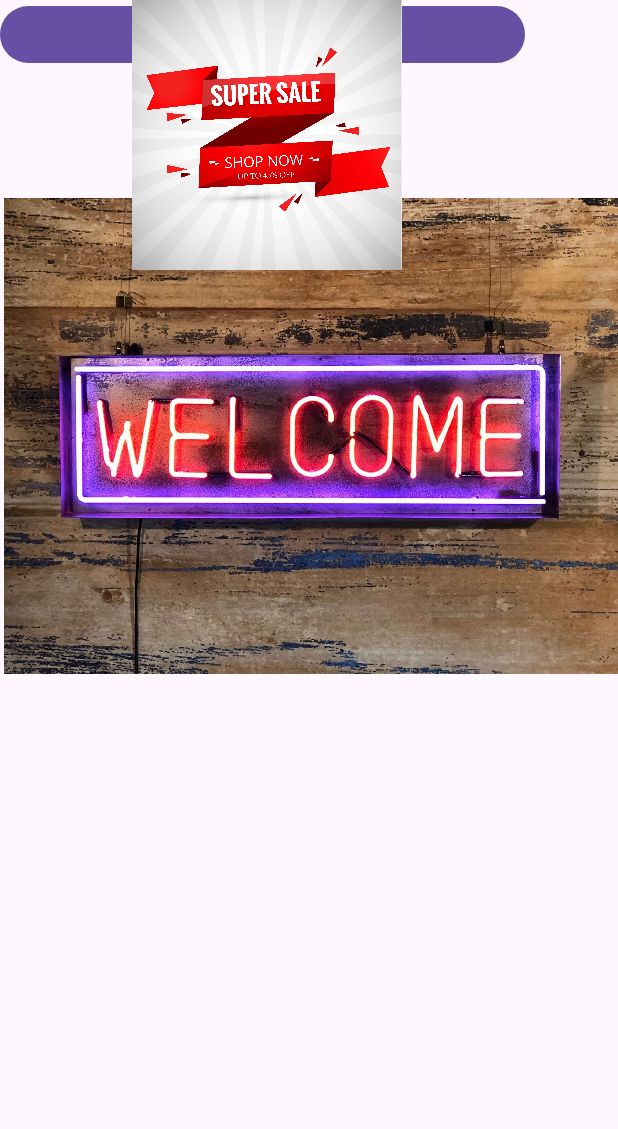
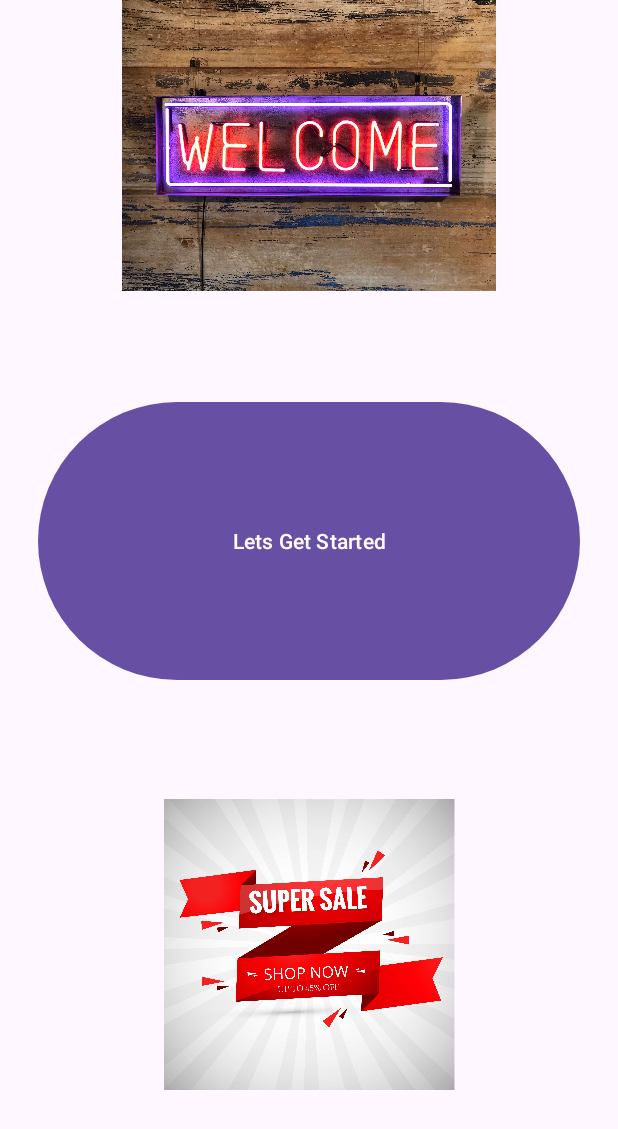
Before and after one commit to noorbisharat5/noorproject, an Android app: the layout home.xml on its own in the app's theme, with its tools: preview values and no code run, on a phone screen of 412 x 824 dp. Shown: the top 1129 px of the screen. Run offline under Robolectric (Android 15) with nearby library versions, the phone set to English and light mode, and no system bars.

Commit message:
on click listner add to home btn lets be started

```diff
--- a/app/src/main/java/com/example/myapplication/MainActivity.java
+++ b/app/src/main/java/com/example/myapplication/MainActivity.java
@@ -18,7 +18,7 @@ public class MainActivity extends AppCompatActivity {
 
     private void gotoLoginFragment(){
         FragmentTransaction ft = getSupportFragmentManager().beginTransaction();
-        ft.replace(R.id.frameLayoutMain, new LoginFragment());
+        ft.replace(R.id.frameLayoutMain, new HomeFragmentt());
         ft.commit();
     }
 
--- a/app/src/main/res/layout/home.xml
+++ b/app/src/main/res/layout/home.xml
@@ -7,25 +7,38 @@
 
     <ImageView
         android:id="@+id/imageView2"
-        android:layout_width="409dp"
-        android:layout_height="581dp"
+        android:layout_width="0dp"
+        android:layout_height="0dp"
+        android:layout_marginBottom="70dp"
+        app:layout_constraintBottom_toTopOf="@+id/btnLogInHomeFragment"
         app:layout_constraintEnd_toEndOf="parent"
-        app:srcCompat="@drawable/welcome"
-        tools:layout_editor_absoluteY="-171dp" />
+        app:layout_constraintStart_toStartOf="parent"
+        app:layout_constraintTop_toTopOf="parent"
+        app:srcCompat="@drawable/welcome" />
 
     <Button
-        android:id="@+id/button"
-        android:layout_width="350dp"
-        android:layout_height="46dp"
+        android:id="@+id/btnLogInHomeFragment"
+        android:layout_width="0dp"
+        android:layout_height="0dp"
+        android:layout_marginStart="25dp"
+        android:layout_marginEnd="25dp"
+        android:layout_marginBottom="75dp"
         android:text="Lets Get Started"
-        tools:layout_editor_absoluteX="30dp"
-        tools:layout_editor_absoluteY="411dp" />
+        app:layout_constraintBottom_toTopOf="@+id/imageView3"
+        app:layout_constraintEnd_toEndOf="parent"
+        app:layout_constraintStart_toStartOf="parent"
+        app:layout_constraintTop_toBottomOf="@+id/imageView2" />
 
     <ImageView
         android:id="@+id/imageView3"
-        android:layout_width="355dp"
-        android:layout_height="180dp"
-        app:srcCompat="@drawable/sari"
-        tools:layout_editor_absoluteX="39dp"
-        tools:layout_editor_absoluteY="484dp" />
+        android:layout_width="0dp"
+        android:layout_height="0dp"
+        android:layout_marginStart="25dp"
+        android:layout_marginEnd="25dp"
+        android:layout_marginBottom="97dp"
+        app:layout_constraintBottom_toBottomOf="parent"
+        app:layout_constraintEnd_toEndOf="parent"
+        app:layout_constraintStart_toStartOf="parent"
+        app:layout_constraintTop_toBottomOf="@+id/btnLogInHomeFragment"
+        app:srcCompat="@drawable/sari" />
 </androidx.constraintlayout.widget.ConstraintLayout>
```
Also changed, not shown: app/src/main/java/com/example/myapplication/HomeFragmentt.java (added, +87 -0 lines), app/src/main/res/layout/fragment_home_fragmentt.xml (added, +31 -0 lines).
